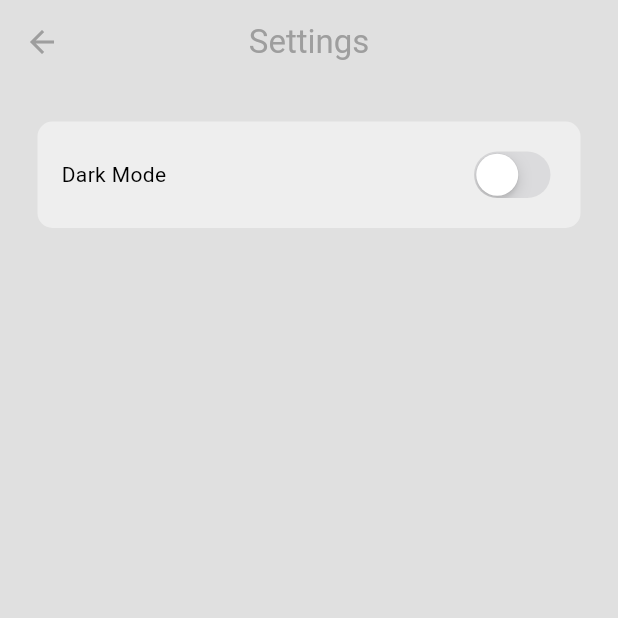
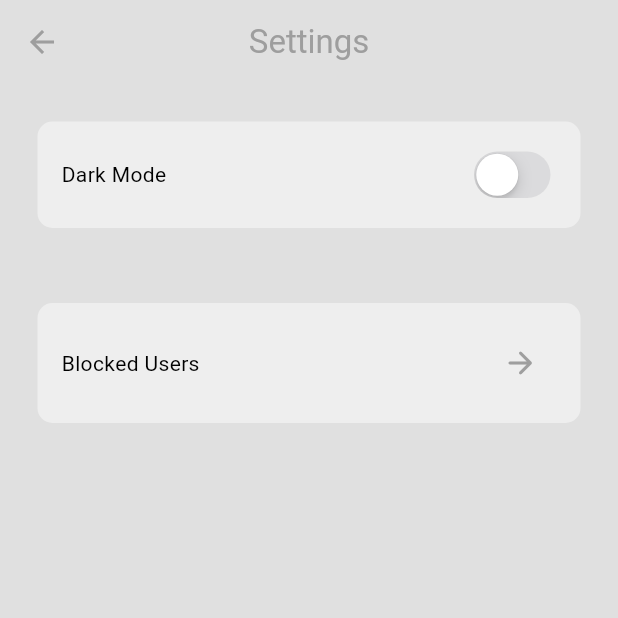
Before and after one commit to Shivansh-22866/firebase_chat, a Flutter app: the screen it shows once a user with an empty profile is signed in, in the side drawer, after a tap on "S E T T I N G S", on a phone screen of 412 x 824 dp, the top half of it. Run offline on Flutter 3.47's test engine with Material 3 defaults, Android fonts, the phone set to English and light mode, and no system bars; our stand-ins replace cloud_firestore, firebase_auth, firebase_core; accounts and stored records are empty.

Commit message:
Blocked users list created as well, look for more features now

```diff
--- a/lib/pages/home_page.dart
+++ b/lib/pages/home_page.dart
@@ -30,7 +30,7 @@ class HomePage extends StatelessWidget {
 
   Widget _buildUserList() {
     return StreamBuilder(
-      stream: _chatService.getUserStream(),
+      stream: _chatService.getUsersStreamExceptBlocked(),
       builder: (context, snapshot) {
         if (snapshot.hasError) {
           return Text('Error: ${snapshot.error}');
--- a/lib/pages/settings_page.dart
+++ b/lib/pages/settings_page.dart
@@ -1,3 +1,4 @@
+import 'package:firebase_chat/pages/blocked_users_page.dart';
 import 'package:firebase_chat/themes/theme_provider.dart';
 import 'package:flutter/cupertino.dart';
 import 'package:flutter/material.dart';
@@ -17,7 +18,10 @@ class SettingsPage extends StatelessWidget {
         foregroundColor: Colors.grey,
         elevation: 0,
       ),
-      body: Container(
+      body: Column(
+        mainAxisAlignment: MainAxisAlignment.start,
+        children: [
+          Container(
             decoration: BoxDecoration(
               borderRadius: BorderRadius.circular(10),
               color: Theme.of(context).colorScheme.secondary,
@@ -38,6 +42,32 @@ class SettingsPage extends StatelessWidget {
               ],
             ),
           ),
+          Container(
+            decoration: BoxDecoration(
+              borderRadius: BorderRadius.circular(10),
+              color: Theme.of(context).colorScheme.secondary,
+            ),
+            margin: const EdgeInsets.all(25),
+            padding: const EdgeInsets.all(16),
+            child: Row(
+              mainAxisAlignment: MainAxisAlignment.spaceBetween,
+              children: [
+                const Text("Blocked Users"),
+                IconButton(
+                  onPressed: () => Navigator.push(
+                      context,
+                      CupertinoPageRoute(
+                          builder: (context) => BlockedUsersPage())),
+                  icon: Icon(
+                    Icons.arrow_forward_rounded,
+                    color: Theme.of(context).colorScheme.primary,
+                  ),
+                )
+              ],
+            ),
+          ),
+        ],
+      ),
     );
   }
 }
```
Also changed, not shown: lib/components/chat_bubble.dart (+30 -1 lines), lib/pages/blocked_users_page.dart (added, +76 -0 lines). Lines whose indentation alone changed are shown as unchanged.
